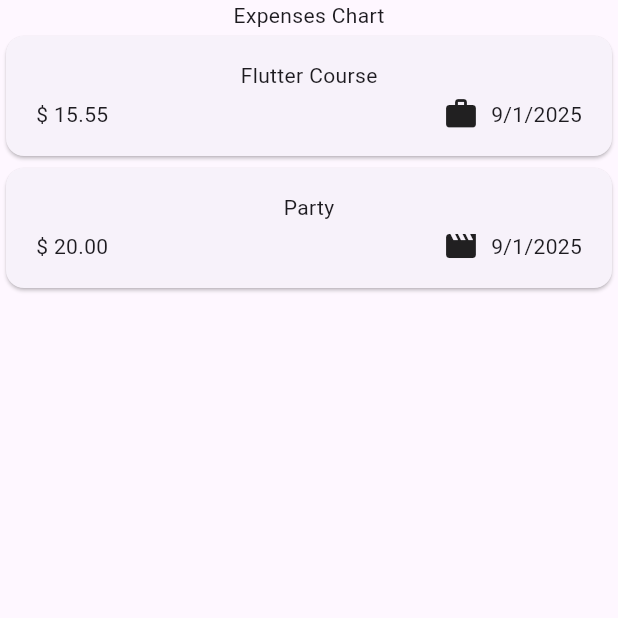
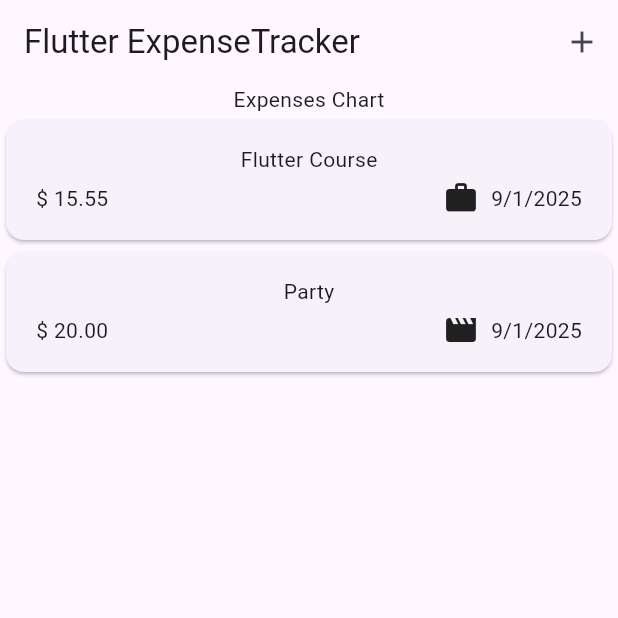
Before and after one commit to Amrendra29/expense_tracker, a Flutter app: the screen it shows after launch, on a phone screen of 412 x 824 dp, the top half of it. Run offline on Flutter 3.47's test engine with Material 3 defaults, Android fonts, the light colour scheme and no system bars.

Commit message:
add appbar only

```diff
--- a/lib/main.dart
+++ b/lib/main.dart
@@ -2,5 +2,7 @@
 import 'package:flutter/material.dart';
 
 void main() {
-  runApp(MaterialApp(home: Expenses()));
+  runApp(MaterialApp(
+    theme: ThemeData(useMaterial3: true),
+    home: Expenses()));
 }
--- a/lib/widgets/expenses.dart
+++ b/lib/widgets/expenses.dart
@@ -29,6 +29,10 @@ class _ExpensesState extends State<Expenses> {
   @override
   Widget build(BuildContext context) {
     return Scaffold(
+      appBar: AppBar(
+        title: Text('Flutter ExpenseTracker'),
+        actions: [IconButton(onPressed: () {}, icon: Icon(Icons.add))],
+      ),
       body: Column(
         children: [
           Text('Expenses Chart'),
```
